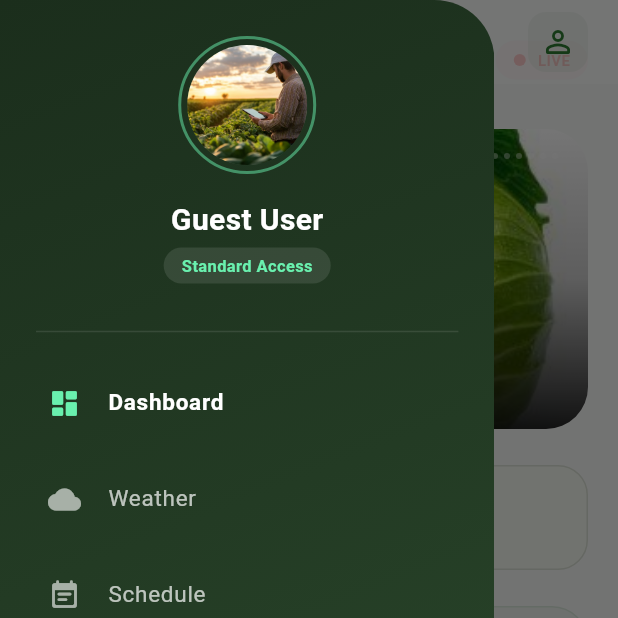
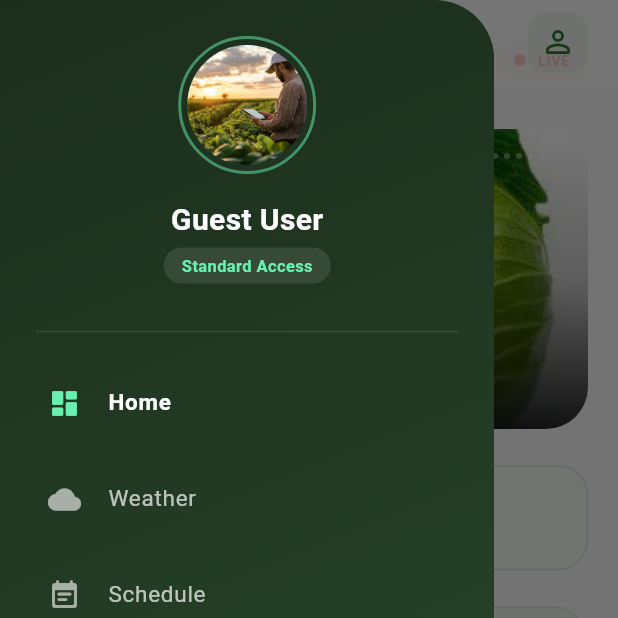
Before and after one commit to Vhybz/cab_ai, a Flutter app: the HomeScreen screen opened directly, scrolled down 116 dp, after a tap on the "menu open" icon, on a phone screen of 412 x 824 dp, the top half of it. Run offline on Flutter 3.47's test engine with Material 3 defaults, Android fonts, the phone set to English and light mode, and no system bars; our stand-ins replace fl_chart, flutter_local_notifications, flutter_tts, geocoding, geolocator, hive_flutter and 5 more; accounts and stored records are empty.

Commit message:
Update: Full Twi support, bilingual UI, sharing with images, and UI refinements

```diff
--- a/lib/screens/home_screen.dart
+++ b/lib/screens/home_screen.dart
@@ -90,7 +90,7 @@ class HomeScreen extends StatelessWidget {
                     flexibleSpace: FlexibleSpaceBar(
                       centerTitle: true,
                       title: Text(
-                        'DASHBOARD',
+                        provider.tr('DASHBOARD'),
                         style: TextStyle(
                           color: colorScheme.primary,
                           fontWeight: FontWeight.w900,
@@ -131,7 +131,7 @@ class HomeScreen extends StatelessWidget {
                                       overflow: TextOverflow.ellipsis,
                                     ),
                                     Text(
-                                      provider.language == 'Twi' ? 'Hwɛ wo nnɔbae ahoɔden.' : 'Scan your leaves for health status.',
+                                      provider.tr('Scan your leaves for health status.'),
                                       style: theme.textTheme.bodyMedium?.copyWith(color: colorScheme.onSurfaceVariant),
                                       overflow: TextOverflow.ellipsis,
                                     ),
@@ -155,7 +155,7 @@ class HomeScreen extends StatelessWidget {
                                       decoration: const BoxDecoration(color: Colors.redAccent, shape: BoxShape.circle),
                                     ),
                                     const SizedBox(width: 8),
-                                    const Text('LIVE', style: TextStyle(color: Colors.redAccent, fontSize: 10, fontWeight: FontWeight.bold)),
+                                    Text(provider.tr('LIVE'), style: const TextStyle(color: Colors.redAccent, fontSize: 10, fontWeight: FontWeight.bold)),
                                   ],
                                 ),
                               ),
@@ -174,11 +174,11 @@ class HomeScreen extends StatelessWidget {
                                 child: InkWell(
                                   onTap: () => Navigator.push(context, MaterialPageRoute(builder: (context) => const WeatherScreen())),
                                   borderRadius: BorderRadius.circular(20),
-                                  child: _buildCompactMetric(context, Icons.wb_sunny_rounded, '28°C', 'Sunny'),
+                                  child: _buildCompactMetric(context, Icons.wb_sunny_rounded, '28°C', provider.tr('Sunny')),
                                 ),
                               ),
                               const SizedBox(width: 12),
-                              Expanded(child: _buildCompactMetric(context, Icons.analytics_rounded, provider.history.length.toString(), provider.language == 'Twi' ? 'Nhwehwɛmu' : 'Scans')),
+                              Expanded(child: _buildCompactMetric(context, Icons.analytics_rounded, provider.history.length.toString(), provider.tr('Scans'))),
                             ],
                           ),
                           const SizedBox(height: 24),
@@ -189,7 +189,7 @@ class HomeScreen extends StatelessWidget {
 
                           // 6. Action Tools
                           Text(
-                            provider.language == 'Twi' ? 'Nhwehwɛmu Akwan' : 'Diagnosis Tools',
+                            provider.tr('Diagnosis Tools'),
                             style: theme.textTheme.titleMedium?.copyWith(fontWeight: FontWeight.bold),
                           ),
                           const SizedBox(height: 12),
@@ -199,7 +199,7 @@ class HomeScreen extends StatelessWidget {
                               Expanded(
                                 child: _buildRefinedAction(
                                   context,
-                                  provider.language == 'Twi' ? 'Kamera' : 'Camera',
+                                  provider.tr('Camera'),
                                   Icons.camera_alt_rounded,
                                   colorScheme.primary,
                                   () async {
@@ -214,7 +214,7 @@ class HomeScreen extends StatelessWidget {
                               Expanded(
                                 child: _buildRefinedAction(
                                   context,
-                                  provider.language == 'Twi' ? 'Adaka' : 'Gallery',
+                                  provider.tr('Gallery'),
                                   Icons.photo_library_rounded,
                                   colorScheme.secondary,
                                   () async {
@@ -235,14 +235,14 @@ class HomeScreen extends StatelessWidget {
                             Row(
                               mainAxisAlignment: MainAxisAlignment.spaceBetween,
                               children: [
-                                Text(provider.language == 'Twi' ? 'Nhwehwɛmu a Atwam' : 'Recent Scans', style: theme.textTheme.titleMedium?.copyWith(fontWeight: FontWeight.bold)),
+                                Text(provider.tr('Recent Scans'), style: theme.textTheme.titleMedium?.copyWith(fontWeight: FontWeight.bold)),
                                 TextButton(
                                   onPressed: () => Navigator.push(context, MaterialPageRoute(builder: (context) => const HistoryScreen())),
-                                  child: Text(provider.language == 'Twi' ? 'Hwɛ ne nyinaa' : 'View all'),
+                                  child: Text(provider.tr('View all')),
                                 ),
                               ],
                             ),
-                            _buildCompactHistoryList(provider.history),
+                            _buildCompactHistoryList(context, provider),
                           ],
                         ],
                       ),
@@ -252,7 +252,7 @@ class HomeScreen extends StatelessWidget {
               ),
 
               if (provider.isLoading)
-                _buildAnalysisOverlay(context),
+                _buildAnalysisOverlay(context, provider),
             ],
           );
         },
@@ -260,7 +260,7 @@ class HomeScreen extends StatelessWidget {
     );
   }
 
-  Widget _buildAnalysisOverlay(BuildContext context) {
+  Widget _buildAnalysisOverlay(BuildContext context, AppProvider provider) {
     final isDark = Theme.of(context).brightness == Brightness.dark;
     return BackdropFilter(
       filter: ImageFilter.blur(sigmaX: 5, sigmaY: 5),
@@ -280,13 +280,13 @@ class HomeScreen extends StatelessWidget {
                 Shimmer.fromColors(
                   baseColor: isDark ? Colors.white : Colors.black,
                   highlightColor: Colors.grey,
-                  child: const Text(
-                    'ANALYZING LEAF...',
-                    style: TextStyle(fontWeight: FontWeight.w900, letterSpacing: 2, fontSize: 18),
+                  child: Text(
+                    provider.tr('ANALYZING LEAF...'),
+                    style: const TextStyle(fontWeight: FontWeight.w900, letterSpacing: 2, fontSize: 18),
                   ),
                 ),
                 const SizedBox(height: 8),
-                const Text('Our AI is detecting diseases', style: TextStyle(color: Colors.grey)),
+                Text(provider.tr('Our AI is detecting diseases'), style: const TextStyle(color: Colors.grey)),
               ],
             ),
           ),
@@ -320,7 +320,7 @@ class HomeScreen extends StatelessWidget {
                     const SizedBox(width: 8),
                     Flexible(
                       child: Text(
-                        provider.language == 'Twi' ? 'Afutuo' : 'Daily Recommendation',
+                        provider.tr('Daily Recommendation'),
                         style: theme.textTheme.labelLarge?.copyWith(fontWeight: FontWeight.bold, color: colorScheme.primary),
                         overflow: TextOverflow.ellipsis,
                       ),
@@ -331,7 +331,7 @@ class HomeScreen extends StatelessWidget {
               const SizedBox(width: 8),
               GestureDetector(
                 onTap: () => Navigator.push(context, MaterialPageRoute(builder: (context) => const ScheduleScreen())),
-                child: Text(provider.language == 'Twi' ? 'Hyehyɛ foforɔ' : 'Plan More', style: TextStyle(fontSize: 12, color: colorScheme.primary, fontWeight: FontWeight.bold)),
+                child: Text(provider.tr('Plan More'), style: TextStyle(fontSize: 12, color: colorScheme.primary, fontWeight: FontWeight.bold)),
               ),
             ],
           ),
@@ -355,7 +355,7 @@ class HomeScreen extends StatelessWidget {
                   crossAxisAlignment: CrossAxisAlignment.start,
                   children: [
                     Text(suggestion, style: const TextStyle(fontWeight: FontWeight.bold, fontSize: 16), overflow: TextOverflow.ellipsis),
-                    Text(provider.language == 'Twi' ? 'Ɛgyina nnɔbae mmerɛ so' : 'Based on crop cycle', style: const TextStyle(fontSize: 12, color: Colors.grey), overflow: TextOverflow.ellipsis),
+                    Text(provider.tr('Based on crop cycle'), style: const TextStyle(fontSize: 12, color: Colors.grey), overflow: TextOverflow.ellipsis),
                   ],
                 ),
               ),
@@ -420,7 +420,8 @@ class HomeScreen extends StatelessWidget {
     );
   }
 
-  Widget _buildCompactHistoryList(List<dynamic> history) {
+  Widget _buildCompactHistoryList(BuildContext context, AppProvider provider) {
+    final history = provider.history;
     return ListView.builder(
       shrinkWrap: true,
       padding: EdgeInsets.zero,
@@ -437,12 +438,16 @@ class HomeScreen extends StatelessWidget {
           ),
           child: ListTile(
             onTap: () {
-              // Could set current prediction and navigate to ResultScreen
+              provider.setCurrentPrediction(scan);
+              Navigator.push(context, MaterialPageRoute(builder: (context) => const ResultScreen()));
             },
             contentPadding: const EdgeInsets.symmetric(horizontal: 16, vertical: 8),
-            leading: ClipRRect(
-              borderRadius: BorderRadius.circular(12),
-              child: Image.file(File(scan.imagePath), width: 50, height: 50, fit: BoxFit.cover),
+            leading: Hero(
+              tag: scan.imagePath,
+              child: ClipRRect(
+                borderRadius: BorderRadius.circular(12),
+                child: Image.file(File(scan.imagePath), width: 50, height: 50, fit: BoxFit.cover),
+              ),
             ),
             title: Text(scan.diseaseName, style: const TextStyle(fontWeight: FontWeight.bold, fontSize: 15), overflow: TextOverflow.ellipsis),
             subtitle: Text(DateFormat('MMM dd, hh:mm a').format(scan.dateTime), style: const TextStyle(fontSize: 12)),
@@ -495,7 +500,7 @@ class HomeScreen extends StatelessWidget {
                     ),
                     const SizedBox(height: 16),
                     Text(
-                      provider.userName == 'Guest' ? 'Guest User' : provider.userName,
+                      provider.userName == 'Guest' ? provider.tr('Guest User') : provider.userName,
                       style: const TextStyle(color: Colors.white, fontSize: 20, fontWeight: FontWeight.bold),
                       overflow: TextOverflow.ellipsis,
                     ),
@@ -507,7 +512,7 @@ class HomeScreen extends StatelessWidget {
                         borderRadius: BorderRadius.circular(20),
                       ),
                       child: Text(
-                        provider.userName == 'Guest' ? 'Standard Access' : 'Pro Farmer',
+                        provider.userName == 'Guest' ? provider.tr('Standard Access') : provider.tr('Pro Farmer'),
                         style: const TextStyle(color: Colors.greenAccent, fontSize: 11, fontWeight: FontWeight.bold),
                       ),
                     ),
@@ -520,17 +525,17 @@ class HomeScreen extends StatelessWidget {
                   padding: const EdgeInsets.symmetric(vertical: 8),
                   physics: const BouncingScrollPhysics(),
                   children: [
-                    _drawerTile(context, Icons.dashboard_rounded, provider.language == 'Twi' ? 'Efie' : 'Dashboard', null, true),
-                    _drawerTile(context, Icons.cloud_rounded, provider.language == 'Twi' ? 'Wiem mberɛ' : 'Weather', const WeatherScreen(), false),
-                    _drawerTile(context, Icons.event_note_rounded, provider.language == 'Twi' ? 'Hyehyɛɛ' : 'Schedule', const ScheduleScreen(), false),
-                    _drawerTile(context, Icons.insights_rounded, provider.language == 'Twi' ? 'Akontaabuo' : 'Analytics', const AnalyticsScreen(), false),
-                    _drawerTile(context, Icons.history_edu_rounded, provider.language == 'Twi' ? 'Abakɔsɛm' : 'History', const HistoryScreen(), false),
+                    _drawerTile(context, Icons.dashboard_rounded, provider.tr('Home'), null, true),
+                    _drawerTile(context, Icons.cloud_rounded, provider.tr('Weather'), const WeatherScreen(), false),
+                    _drawerTile(context, Icons.event_note_rounded, provider.tr('Schedule'), const ScheduleScreen(), false),
+                    _drawerTile(context, Icons.insights_rounded, provider.tr('Analytics'), const AnalyticsScreen(), false),
+                    _drawerTile(context, Icons.history_edu_rounded, provider.tr('History'), const HistoryScreen(), false),
                     const Padding(
                       padding: EdgeInsets.symmetric(horizontal: 24, vertical: 8),
                       child: Divider(color: Colors.white10),
                     ),
-                    _drawerTile(context, Icons.settings_suggest_rounded, provider.language == 'Twi' ? 'Nhyehyɛe' : 'Settings', const SettingsScreen(), false),
-                    _drawerTile(context, Icons.contact_support_rounded, provider.language == 'Twi' ? 'Fa fa ho' : 'Help & About', const AboutScreen(), false),
+                    _drawerTile(context, Icons.settings_suggest_rounded, provider.tr('Settings'), const SettingsScreen(), false),
+                    _drawerTile(context, Icons.contact_support_rounded, provider.tr('Help & About'), const AboutScreen(), false),
                   ],
                 ),
               ),
@@ -548,7 +553,7 @@ class HomeScreen extends StatelessWidget {
                       const Icon(Icons.logout_rounded, color: Colors.redAccent, size: 20),
                       const SizedBox(width: 12),
                       Text(
-                        provider.language == 'Twi' ? 'Firi mu' : 'Logout',
+                        provider.tr('Logout'),
                         style: const TextStyle(color: Colors.redAccent, fontWeight: FontWeight.bold),
                       ),
                     ],
@@ -616,18 +621,6 @@ class _LeafSlideshowState extends State<LeafSlideshow> {
     'assets/images/c9.jpg',
   ];
 
-  final List<String> _tips = [
-    'Regular scanning helps in early disease detection.',
-    'Early diagnosis can increase crop yield by up to 40%.',
-    'Frequent field scouting prevents major disease outbreaks.',
-    'Early detection means easier and cheaper treatment.',
-    'Keep your cabbage healthy with weekly scans.',
-    'Prompt action on first symptoms saves your harvest.',
-    'Proactive monitoring is key to high quality produce.',
-    'Detecting Black Rot early prevents total field loss.',
-    'A healthy field starts with regular AI leaf checks.',
-  ];
-
   @override
   void initState() {
     super.initState();
@@ -657,6 +650,30 @@ class _LeafSlideshowState extends State<LeafSlideshow> {
   @override
   Widget build(BuildContext context) {
     final theme = Theme.of(context);
+    final provider = Provider.of<AppProvider>(context);
+
+    final List<String> tips = provider.language == 'Twi' ? [
+      'Bere nyinaa scan nhaban no sɛnea ɛbɛyɛ a wobɛhu yadeɛ ntɛm.',
+      'Yadeɛ ho nhwehwɛmu ntɛm tumi ma nnɔbae pii si so bɛyɛ 40%.',
+      'Bere nyinaa kɔ afuo mu hwɛ nnɔbae no sɛnea ɛbɛyɛ a yadeɛ biara remma.',
+      'Sɛ wohu yadeɛ ntɛm a, ayaresa nso yɛ mmerɛ na ne bo nso yɛ fo.',
+      'Scan wo kabeji dabiara dabiara sɛnea ɛbɛyɛ a ɛho bɛyɛ den.',
+      'Sɛ wohu sɛ yadeɛ bi reba a, yɛ ho adwuma ntɛm na woantumi anhwere wo nnɔbae.',
+      'Nhwehwɛmu a ɛkɔ so bere nyinaa ma wonya nnɔbae pa.',
+      'Black Rot ho nhwehwɛmu ntɛm si kwan ma woantumi anhwere wo nnɔbae nyinaa.',
+      'Afuo pa fiti ase firi AI nhwehwɛmu a wɔyɛ dabiara dabiara.',
+    ] : [
+      'Regular scanning helps in early disease detection.',
+      'Early diagnosis can increase crop yield by up to 40%.',
+      'Frequent field scouting prevents major disease outbreaks.',
+      'Early detection means easier and cheaper treatment.',
+      'Keep your cabbage healthy with weekly scans.',
+      'Prompt action on first symptoms saves your harvest.',
+      'Proactive monitoring is key to high quality produce.',
+      'Detecting Black Rot early prevents total field loss.',
+      'A healthy field starts with regular AI leaf checks.',
+    ];
+
     return ClipRRect(
       borderRadius: BorderRadius.circular(28),
       child: SizedBox(
@@ -700,14 +717,14 @@ class _LeafSlideshowState extends State<LeafSlideshow> {
                       color: theme.colorScheme.primary,
                       borderRadius: BorderRadius.circular(8),
                     ),
-                    child: const Row(
+                    child: Row(
                       mainAxisSize: MainAxisSize.min,
                       children: [
-                        Icon(Icons.auto_awesome, color: Colors.white, size: 12),
-                        SizedBox(width: 4),
+                        const Icon(Icons.auto_awesome, color: Colors.white, size: 12),
+                        const SizedBox(width: 4),
                         Text(
-                          'CROP CARE TIP',
-                          style: TextStyle(color: Colors.white, fontSize: 9, fontWeight: FontWeight.w900),
+                          provider.tr('CROP CARE TIP'),
+                          style: const TextStyle(color: Colors.white, fontSize: 9, fontWeight: FontWeight.w900),
                         ),
                       ],
                     ),
@@ -729,7 +746,7 @@ class _LeafSlideshowState extends State<LeafSlideshow> {
                       );
                     },
                     child: Text(
-                      _tips[_currentPage % _tips.length],
+                      tips[_currentPage % tips.length],
                       key: ValueKey<int>(_currentPage),
                       style: const TextStyle(
                         color: Colors.white,
--- a/lib/services/app_provider.dart
+++ b/lib/services/app_provider.dart
@@ -66,6 +66,11 @@ class AppProvider with ChangeNotifier {
   }
 
   Future<void> speak(String text) async {
+    if (_language == 'Twi') {
+      await _flutterTts.setLanguage("ak-GH");
+    } else {
+      await _flutterTts.setLanguage("en-US");
+    }
     await _flutterTts.speak(text);
   }
 
@@ -136,10 +141,10 @@ class AppProvider with ChangeNotifier {
   String getSuggestedActivity(DateTime day) {
     if (_history.isNotEmpty) {
       String latestDisease = _history.first.diseaseName;
-      if (latestDisease == 'Black Rot' && (day.weekday == DateTime.tuesday || day.weekday == DateTime.friday)) {
+      if (latestDisease.contains('Black Rot') && (day.weekday == DateTime.tuesday || day.weekday == DateTime.friday)) {
         return _language == 'Twi' ? 'Wuo Aduane ma Black Rot' : 'Copper Fungicide Spray';
       }
-      if (latestDisease == 'Downy Mildew' && day.weekday == DateTime.monday) {
+      if (latestDisease.contains('Downy Mildew') && day.weekday == DateTime.monday) {
         return _language == 'Twi' ? 'Hwɛ nhaban no ase' : 'Check Leaf Undersides';
       }
     }
@@ -187,11 +192,65 @@ class AppProvider with ChangeNotifier {
     },
   };
 
+  String tr(String key) {
+    if (_language != 'Twi') return key;
+
+    final twiMap = {
+      'DASHBOARD': 'ADWUMAYƐBEA',
+      'Scan your leaves for health status.': 'Hwɛ wo nnɔbae ahoɔden.',
+      'Sunny': 'Wiem Ayɛ Hyɛ',
+      'Scans': 'Nhwehwɛmu',
+      'Diagnosis Tools': 'Nhwehwɛmu Akwan',
+      'Camera': 'Kamera',
+      'Gallery': 'Adaka',
+      'Recent Scans': 'Nhwehwɛmu a Atwam',
+      'View all': 'Hwɛ ne nyinaa',
+      'LIVE': 'ƐREKƆ SO',
+      'Daily Recommendation': 'Afutuo',
+      'Plan More': 'Hyehyɛ foforɔ',
+      'Based on crop cycle': 'Ɛgyina nnɔbae mmerɛ so',
+      'CROP CARE TIP': 'AFUTUO PA',
+      'Home': 'Efie',
+      'Farm Weather': 'Wiem mberɛ',
+      'Weather': 'Wiem mberɛ',
+      'Scan Schedule': 'Hyehyɛɛ',
+      'Schedule': 'Hyehyɛɛ',
+      'Field Analytics': 'Akontaabuo',
+      'Analytics': 'Akontaabuo',
+      'Scan History': 'Abakɔsɛm',
+      'History': 'Abakɔsɛm',
+      'Settings': 'Nhyehyɛe',
+      'About Doctor': 'Fa fa ho',
+      'Help & About': 'Mmoa ne Ho Asɛm',
+      'Logout': 'Firi mu',
+      'Standard Access': 'Mmoa Baako',
+      'Pro Farmer': 'Okuafoɔ Panin',
+      'Guest User': 'Ɔhɔhoɔ',
+      'DIAGNOSIS': 'NHWEHWƐMU',
+      'Description': 'Nkyerɛmu',
+      'Recommended Treatment': 'Sɛnea yɛsa yadeɛ no',
+      'Back to Dashboard': 'Kɔ Fie',
+      'Listen to Advice': 'Tie afutuo no',
+      'Stop Listening': 'Gyae tie',
+      'Tie afutuo no wɔ Twi mu': 'Tie afutuo no',
+      'ANALYZING LEAF...': 'YƐREHWƐ NHABAN NO...',
+      'Our AI is detecting diseases': 'Yɛrehwɛ sɛ yadeɛ biara wɔ ho',
+      'No history yet.\nStart by scanning a leaf!': 'Abakɔsɛm biara nni hɔ.\nFa scan nhaban bi fiti ase!',
+      'Detection History': 'Nhwehwɛmu Abakɔsɛm',
+      'Delete Scan?': 'Popa Nhwehwɛmu no?',
+      'This action cannot be undone.': 'Sɛ wopopa a, ɛrentumi nsan mma bio.',
+      'CANCEL': 'TWƐN',
+      'DELETE': 'POPA',
+      'Scan deleted': 'Yɛapopa nhwehwɛmu no',
+    };
+
+    return twiMap[key] ?? key;
+  }
+
   Future<void> pickImage(ImageSource source) async {
     final XFile? pickedFile = await _picker.pickImage(source: source);
 
     if (pickedFile != null) {
-      // Save image to permanent storage
       final directory = await getApplicationDocumentsDirectory();
       final fileName = path.basename(pickedFile.path);
       final savedImage = await File(pickedFile.path).copy('${directory.path}/$fileName');
```
Also changed, not shown: lib/screens/history_screen.dart (+9 -9 lines), lib/screens/onboarding_screen.dart (+55 -62 lines), lib/screens/result_screen.dart (+5 -4 lines), lib/screens/splash_screen.dart (+21 -22 lines).
